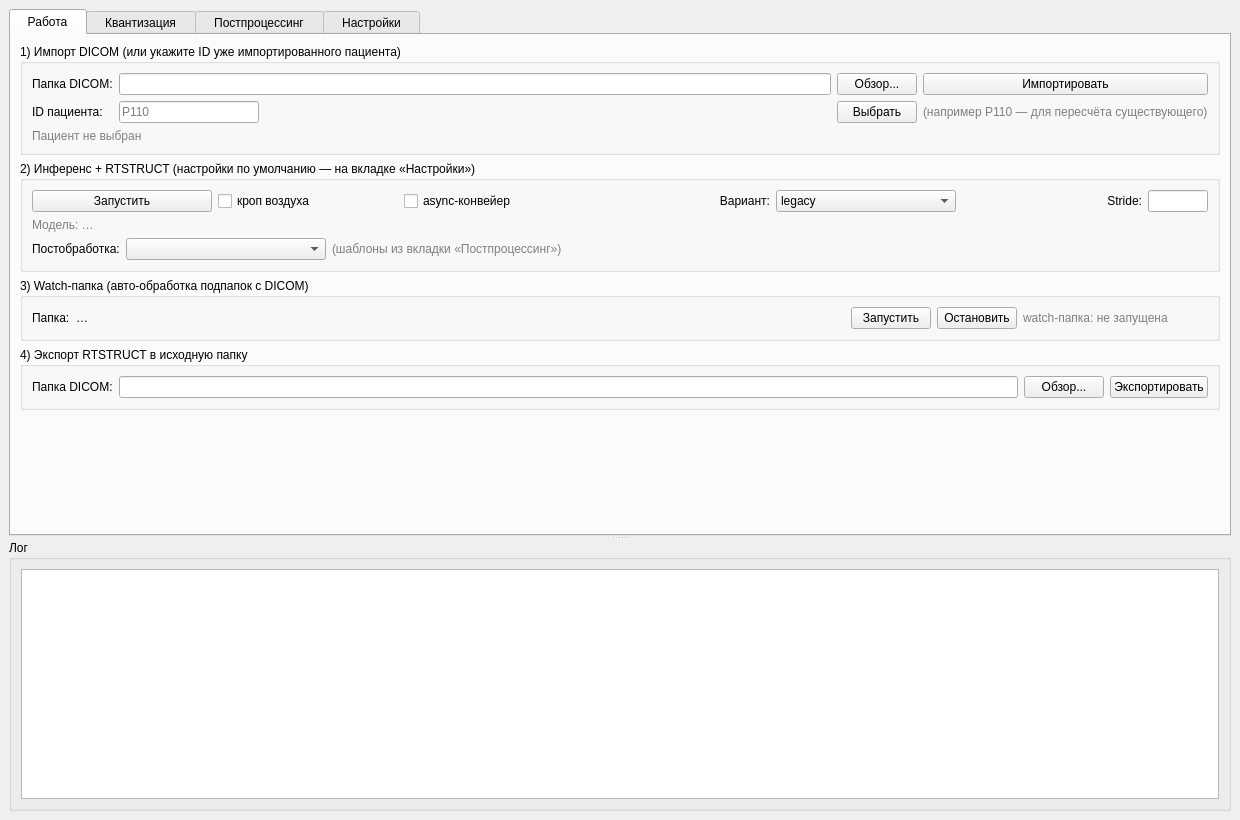
Old version of the form gui/ui/main_window.ui in the repository zalyalovi-arch/radonc_segmentation.
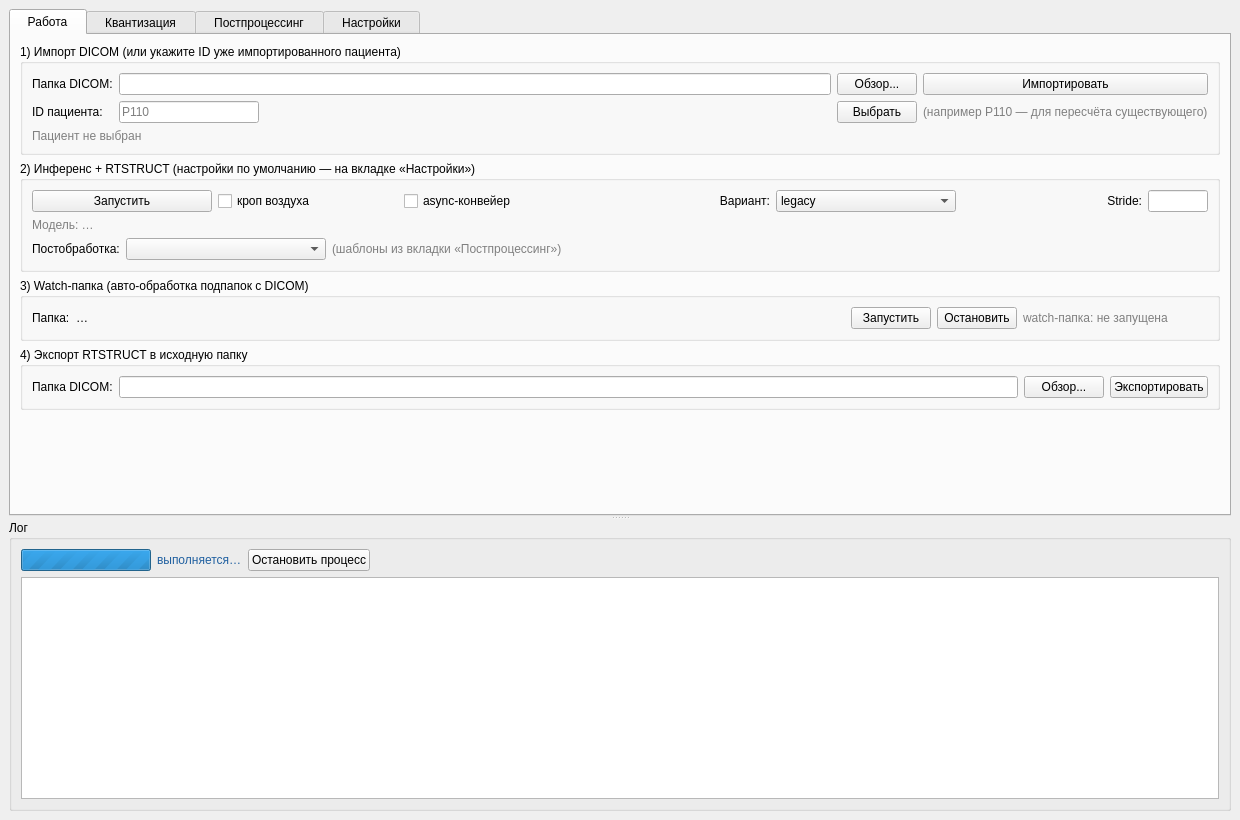
New version of the form.

Commit message: GUI: стоп-кнопка, busy-индикатор, живой лог прогресс-баров; квантизация verbose + санити

Patch:
```diff
--- a/gui/ui/main_window.ui
+++ b/gui/ui/main_window.ui
@@ -1091,6 +1091,65 @@
         <string>Лог</string>
        </property>
        <layout class="QVBoxLayout" name="layLog">
+        <item>
+         <layout class="QHBoxLayout" name="layJobStatus">
+          <item>
+           <widget class="QProgressBar" name="busyBar">
+            <property name="maximumSize">
+             <size>
+              <width>130</width>
+              <height>16777215</height>
+             </size>
+            </property>
+            <property name="minimum">
+             <number>0</number>
+            </property>
+            <property name="maximum">
+             <number>0</number>
+            </property>
+            <property name="value">
+             <number>0</number>
+            </property>
+            <property name="textVisible">
+             <bool>false</bool>
+            </property>
+           </widget>
+          </item>
+          <item>
+           <widget class="QLabel" name="lblJobStatus">
+            <property name="styleSheet">
+             <string notr="true">color: #2060a0</string>
+            </property>
+            <property name="text">
+             <string>выполняется…</string>
+            </property>
+           </widget>
+          </item>
+          <item>
+           <widget class="QPushButton" name="btnStopJob">
+            <property name="toolTip">
+             <string>Прерывает текущий процесс вместе с дочерними (инференс, квантизация, валидация)</string>
+            </property>
+            <property name="text">
+             <string>Остановить процесс</string>
+            </property>
+           </widget>
+          </item>
+          <item>
+           <spacer name="spacerJobStatus">
+            <property name="orientation">
+             <enum>Qt::Horizontal</enum>
+            </property>
+            <property name="sizeHint" stdset="0">
+             <size>
+              <width>40</width>
+              <height>20</height>
+             </size>
+            </property>
+           </spacer>
+          </item>
+         </layout>
+        </item>
         <item>
          <widget class="QPlainTextEdit" name="logText">
           <property name="readOnly">
```
The commit also changes 3 other files.
